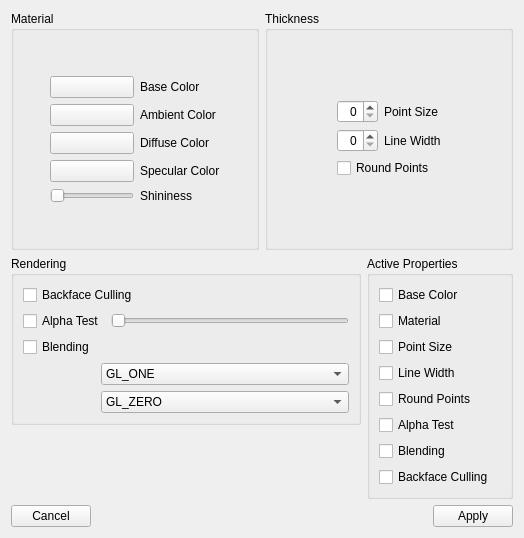
First picture: the form in ACG/QtWidgets/QtMaterialDialogUi.ui, repository ShenRen/OpenFlipper, before the edit.
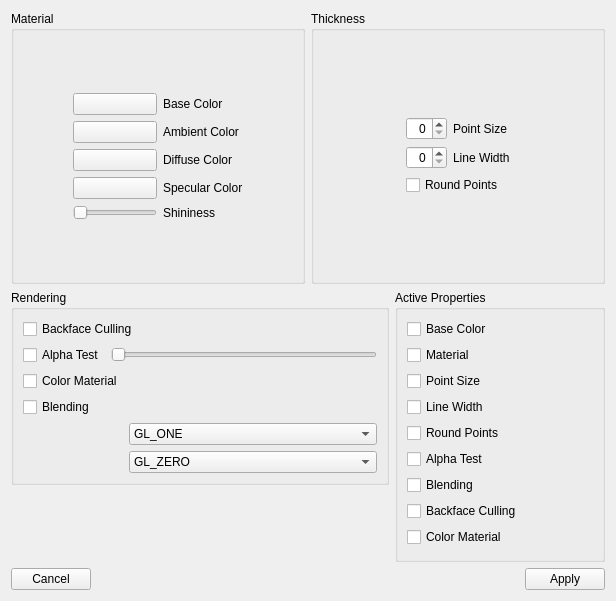
Second picture: the form after the edit.

Commit message: Moved Color Material from MeshNode to MaterialNode and adopted QtMaterialDialog

```diff
--- a/ACG/QtWidgets/QtMaterialDialogUi.ui
+++ b/ACG/QtWidgets/QtMaterialDialogUi.ui
@@ -5,8 +5,8 @@
    <rect>
     <x>0</x>
     <y>0</y>
-    <width>524</width>
-    <height>538</height>
+    <width>616</width>
+    <height>601</height>
    </rect>
   </property>
   <property name="sizePolicy" >
@@ -405,7 +405,7 @@
             </item>
            </layout>
           </item>
-          <item row="2" column="0" >
+          <item row="3" column="0" >
            <widget class="QCheckBox" name="blending" >
             <property name="layoutDirection" >
              <enum>Qt::LeftToRight</enum>
@@ -415,7 +415,7 @@
             </property>
            </widget>
           </item>
-          <item row="3" column="1" >
+          <item row="4" column="1" >
            <widget class="QComboBox" name="blendParam1" >
             <property name="currentIndex" >
              <number>1</number>
@@ -492,7 +492,7 @@
             </item>
            </widget>
           </item>
-          <item row="4" column="1" >
+          <item row="5" column="1" >
            <widget class="QComboBox" name="blendParam2" >
             <item>
              <property name="text" >
@@ -566,6 +566,13 @@
             </item>
            </widget>
           </item>
+          <item row="2" column="0" >
+           <widget class="QCheckBox" name="colorMaterial" >
+            <property name="text" >
+             <string>Color Material</string>
+            </property>
+           </widget>
+          </item>
          </layout>
         </widget>
        </item>
@@ -646,6 +653,13 @@
           </property>
          </widget>
         </item>
+        <item>
+         <widget class="QCheckBox" name="colorMaterialActive" >
+          <property name="text" >
+           <string>Color Material</string>
+          </property>
+         </widget>
+        </item>
        </layout>
       </widget>
      </item>
```
The commit also changes 5 other files.
